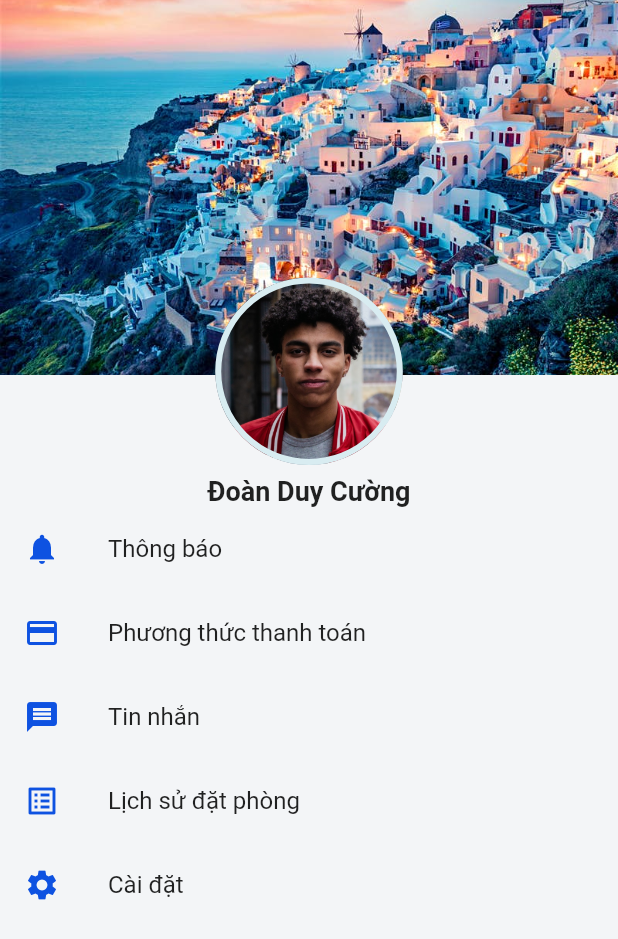
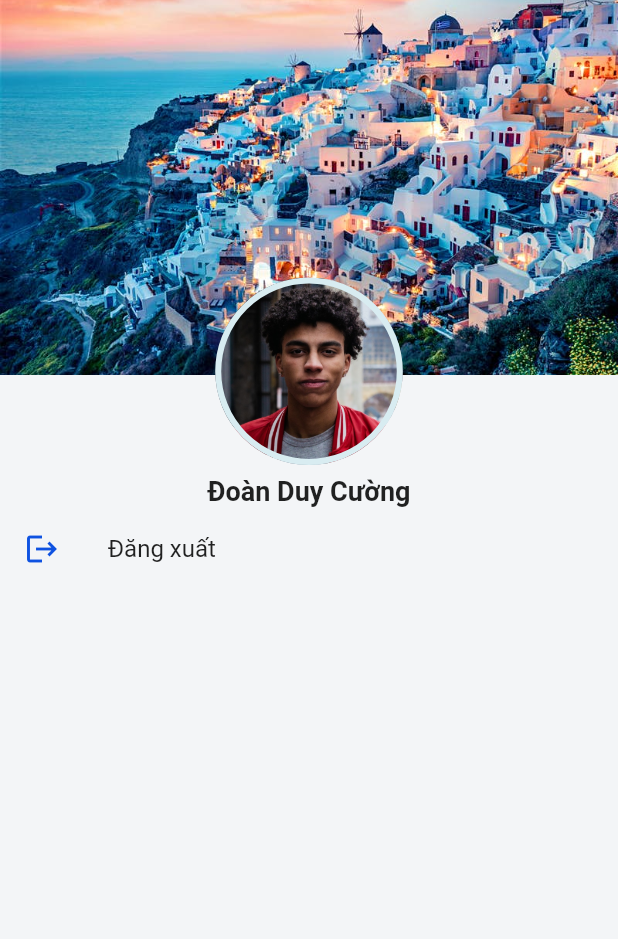
Before and after one commit to bullpig/Mobile_Hotel_Booking, a Flutter app: the ProfileScreen screen opened directly, on a phone screen of 412 x 824 dp. Shown: the top 939 px of the screen. Run offline on Flutter 3.47's test engine with Material 2 defaults, Android fonts, the phone set to English and light mode, and no system bars; our stand-ins replace cloud_firestore, firebase_auth, firebase_core, fluttertoast, font_awesome_flutter; missing offline and left inert: dart:ffi; accounts and stored records are empty; statements that could not run were skipped.

Commit message:
add logout

```diff
--- a/hotel_booking/lib/models/constants.dart
+++ b/hotel_booking/lib/models/constants.dart
@@ -1,17 +1,19 @@
 import 'package:flutter/material.dart';
 
 List<String> labels = [
-  'Thông báo',
-  'Phương thức thanh toán',
-  'Tin nhắn',
-  'Lịch sử đặt phòng',
-  'Cài đặt',
+  // 'Thông báo',
+  // 'Phương thức thanh toán',
+  // 'Tin nhắn',
+  // 'Lịch sử đặt phòng',
+  // 'Cài đặt',
+  'Đăng xuất',
 ];
 
 final icons = [
-  Icons.notifications,
-  Icons.payment,
-  Icons.message,
-  Icons.list_alt,
-  Icons.settings,
+  // Icons.notifications,
+  // Icons.payment,
+  // Icons.message,
+  // Icons.list_alt,
+  // Icons.settings,
+  Icons.logout,
 ];
```
Also changed, not shown: hotel_booking/lib/main.dart (+12 -0 lines), hotel_booking/lib/screens/profileScreen.dart (+10 -1 lines).
